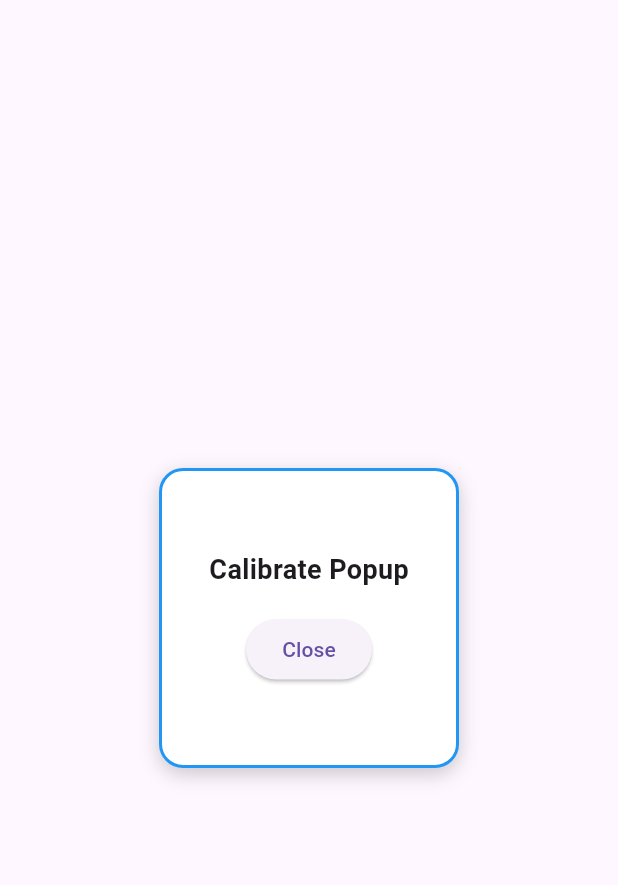
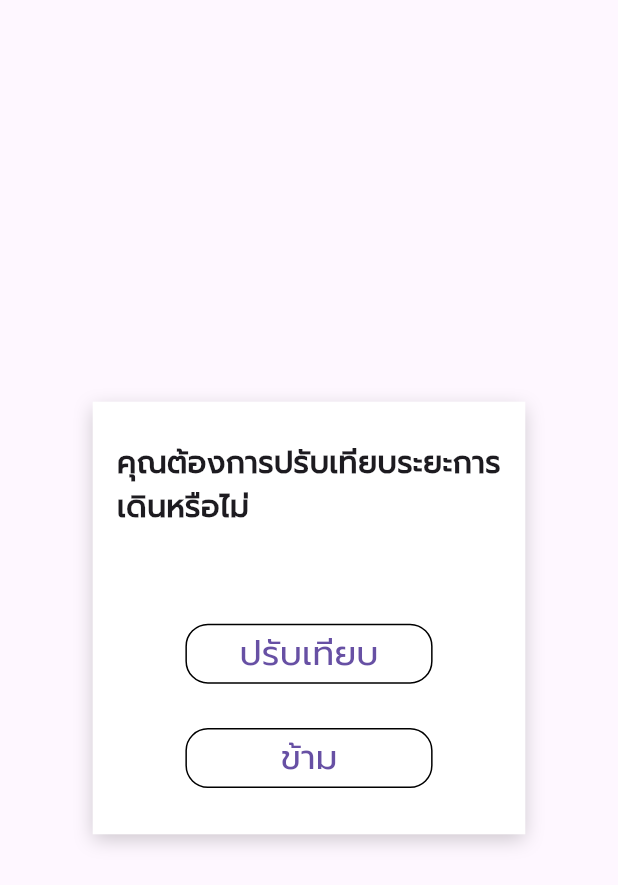
Before and after one commit to KaminariSora/WalkFromHome, a Flutter app: the Calibratepopup widget shown alone on an empty page, opened directly, on a phone screen of 412 x 824 dp. Shown: the top 885 px of the screen. Run offline on Flutter 3.47's test engine with Material 3 defaults, Android fonts, the phone set to English and light mode, and no system bars; missing offline and left inert: o3d.

Commit message:
Add Calibrate pop up to project

```diff
--- a/walk_from_home/lib/CalibratePopup.dart
+++ b/walk_from_home/lib/CalibratePopup.dart
@@ -1,4 +1,5 @@
 import 'package:flutter/material.dart';
+import 'InfromationSteps.dart';
 
 class Calibratepopup extends StatefulWidget {
   const Calibratepopup({super.key});
@@ -12,13 +13,13 @@ class _CalibratepopupState extends State<Calibratepopup> {
   Widget build(BuildContext context) {
     return Center(
       child: Container(
-        width: 200,
-        height: 200,
+        width: MediaQuery.of(context).size.width * 0.7,
+        height: MediaQuery.of(context).size.width * 0.7,
         padding: const EdgeInsets.all(16.0),
         decoration: BoxDecoration(
           color: Colors.white,
-          borderRadius: BorderRadius.circular(16.0),
-          border: Border.all(color: Colors.blue, width: 2.0),
+          // borderRadius: BorderRadius.circular(16.0),
+          // border: Border.all(color: Colors.blue, width: 2.0),
           boxShadow: [
             BoxShadow(
               color: Colors.black.withOpacity(0.2),
@@ -28,18 +29,71 @@ class _CalibratepopupState extends State<Calibratepopup> {
           ],
         ),
         child: Column(
-          mainAxisAlignment: MainAxisAlignment.center,
+          mainAxisAlignment: MainAxisAlignment.spaceAround,
+          crossAxisAlignment: CrossAxisAlignment.center,
           children: [
             const Text(
-              "Calibrate Popup",
-              style: TextStyle(fontSize: 18, fontWeight: FontWeight.bold),
+              "คุณต้องการปรับเทียบระยะการเดินหรือไม่",
+              style: TextStyle(
+                fontSize: 20,
+                fontWeight: FontWeight.bold,
+                fontFamily: 'prompt',
+              ),
             ),
             const SizedBox(height: 16),
-            ElevatedButton(
-              onPressed: () {
-                Navigator.of(context).pop(); // Close the popup
-              },
-              child: const Text("Close"),
+            SizedBox(
+              width: MediaQuery.of(context).size.width * 0.4,
+              child: ElevatedButton(
+                style: ElevatedButton.styleFrom(
+                backgroundColor: Colors.transparent,
+                elevation: 0,
+                shadowColor: const Color.fromARGB(0, 86, 82, 82),
+                side: const BorderSide(color: Colors.black, width: 1),
+                shape: RoundedRectangleBorder(
+                  borderRadius: BorderRadius.circular(15), // Rounded corners
+                ),
+              ),
+                onPressed: () {
+                  Navigator.of(context).pop();
+                  Navigator.push(
+                      context,
+                      MaterialPageRoute(
+                          builder: (context) => const Infromationsteps()));
+                },
+                child: const Text(
+                  "ปรับเทียบ",
+                  style: TextStyle(
+                    fontSize: 23,
+                    fontFamily: 'prompt',
+                  ),
+                ),
+              ),
+            ),
+            SizedBox(
+              width: MediaQuery.of(context).size.width * 0.4,
+              child: ElevatedButton(
+                style: ElevatedButton.styleFrom(
+                backgroundColor: Colors.transparent,
+                elevation: 0,
+                shadowColor: const Color.fromARGB(0, 86, 82, 82),
+                side: const BorderSide(color: Colors.black, width: 1),
+                shape: RoundedRectangleBorder(
+                  borderRadius: BorderRadius.circular(15), // Rounded corners
+                ),
+              ),
+                onPressed: () {
+                  Navigator.of(context).pop();
+                  // Navigator.push(context,
+                  //   MaterialPageRoute(builder: (context) => const Infromationsteps()));
+                },
+                child: const Text(
+                  "ข้าม",
+                  style: TextStyle(
+                    fontSize: 23,
+                    fontFamily: 'prompt',
+                  ),
+                ),
+              ),
             ),
           ],
         ),
```
Also changed, not shown: walk_from_home/lib/Fill_infromation.dart (+20 -4 lines).
